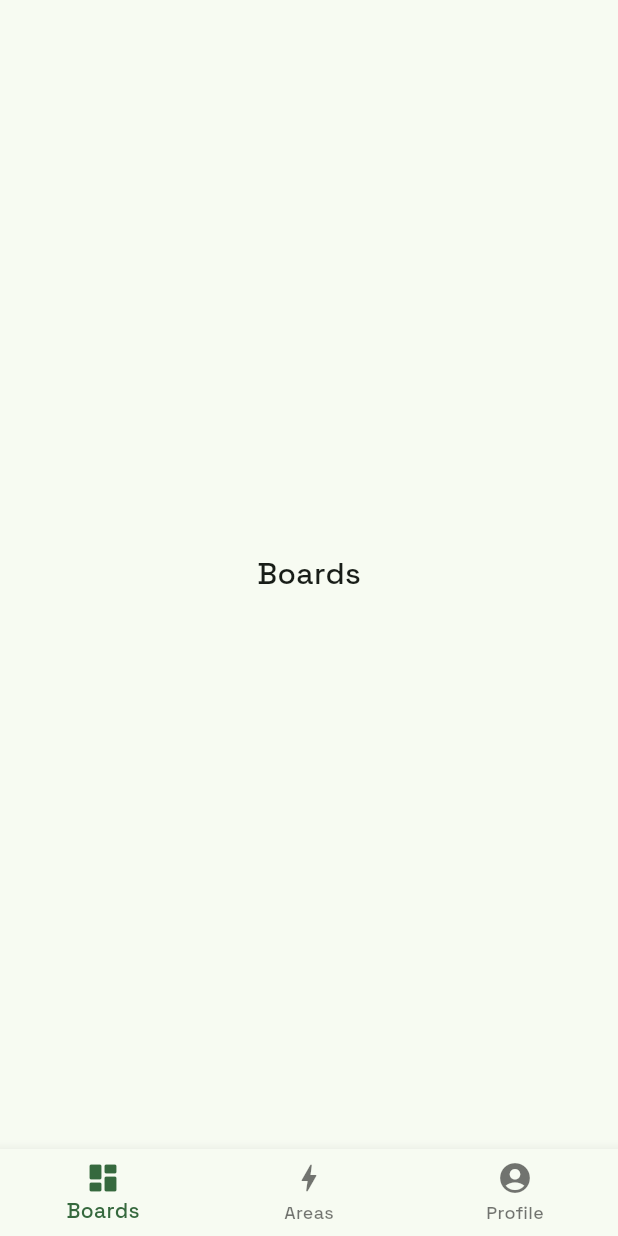
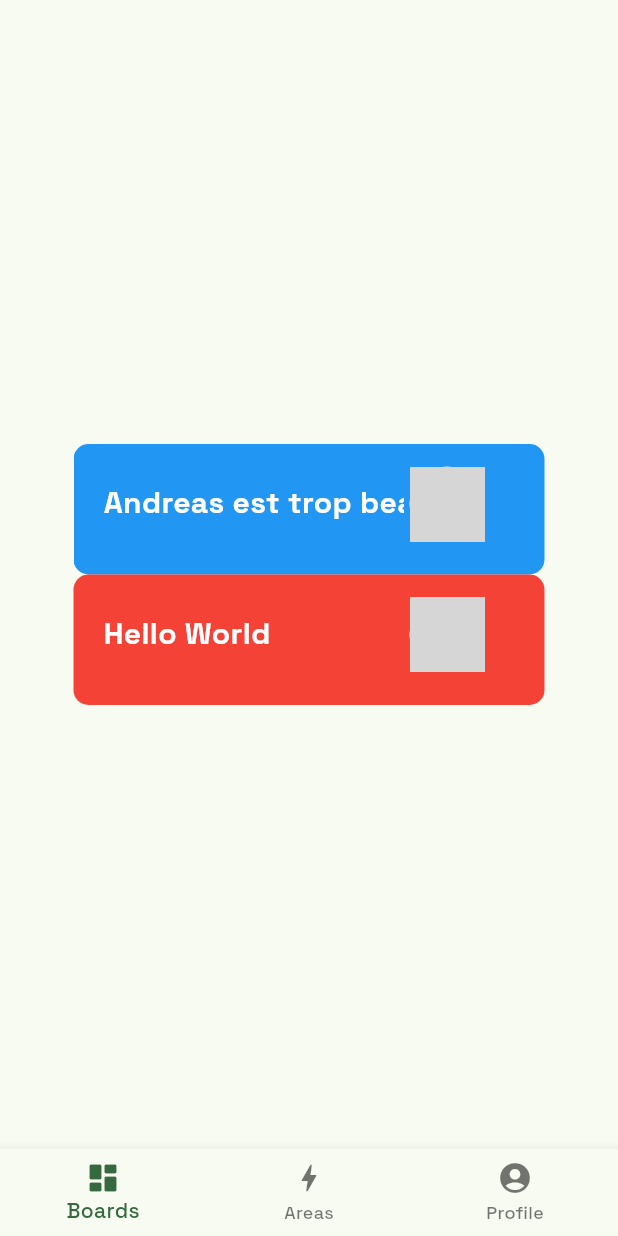
Before and after one commit to azeuio/area, a Flutter app: the screen it shows after launch, on a phone screen of 412 x 824 dp. Run offline on Flutter 3.47's test engine with Material 3 defaults, Android fonts, the light colour scheme and no system bars; drawn by our look-alikes of marquee; our stand-ins replace google_fonts; network calls fail; grey boxes are pictures that could not be loaded.

Commit message:
feat(mobile): implement brick button (#79)
* chore: add brick button svg

* feat(mobile): implement Brick Button with Marquee

* build(mobile): add marquee & flutter svg to the dependencies

* feat(mobile): modify the form of the button

* fix(mobile): display of the marquee in the brick button

* feat(mobile): add a white circle behind the logo in the brick button

```diff
--- a/area_mobile/lib/views/boards_view.dart
+++ b/area_mobile/lib/views/boards_view.dart
@@ -1,13 +1,34 @@
 import 'package:flutter/material.dart';
+import 'package:area_mobile/widgets/brick_button.dart';
 
 class BoardsPage extends StatelessWidget {
-  const BoardsPage({super.key});
+  const BoardsPage({Key? key}) : super(key: key);
 
   @override
   Widget build(BuildContext context) {
-    return const Scaffold(
-      body: Center(
-        child: Text('Boards'),
+    return Scaffold(
+        body: Center(
+        child: Column(
+          mainAxisAlignment: MainAxisAlignment.center,
+          children: [
+            BrickButton(
+              color: Colors.blue,
+              text: "Andreas est trop beau",
+              logo: "https://www.freepnglogos.com/uploads/spotify-logo-png/spotify-download-logo-30.png",
+              onPressed: () {
+                print("Blue");
+              },
+            ),
+            BrickButton(
+              color: Colors.red,
+              text: "Hello World",
+              logo: "https://www.freepnglogos.com/uploads/spotify-logo-png/spotify-download-logo-30.png",
+              onPressed: () {
+                print("Red");
+              },
+            ),
+          ],
+        ),
       ),
     );
   }
--- /dev/null
+++ b/area_mobile/lib/widgets/brick_button.dart
@@ -0,0 +1,82 @@
+import 'package:flutter/material.dart';
+import 'package:marquee/marquee.dart';
+
+class BrickButton extends StatelessWidget {
+  final Color color;
+  final String text;
+  final Color textColor = Colors.white;
+  final String logo;
+  final VoidCallback onPressed;
+
+  const BrickButton({
+    Key? key,
+    required this.color,
+    required this.text,
+    required this.logo,
+    required this.onPressed,
+  }) : super(key: key);
+
+  @override
+  Widget build(BuildContext context) {
+    return GestureDetector(
+      onTap: () {
+        onPressed();
+      },
+      child: Stack(
+        alignment: Alignment.center,
+        children: [
+          Container(
+            width: 314,
+            height: 87,
+            decoration: BoxDecoration(
+              borderRadius: BorderRadius.circular(10),
+              color: color,
+            ),
+          ),
+          Positioned(
+            left: 20,
+            top: 25,
+            child: text.length < 17
+                ? Text(
+                    text,
+                    style: TextStyle(
+                      color: textColor,
+                      fontSize: 20,
+                      fontWeight: FontWeight.bold,
+                    ),
+                  )
+                : SizedBox(
+                    height: 87,
+                    width: 200,
+                    child: Marquee(
+                      text: text,
+                      style: TextStyle(
+                        color: textColor,
+                        fontSize: 20,
+                        fontWeight: FontWeight.bold,
+                      ),
+                      scrollAxis: Axis.horizontal,
+                      crossAxisAlignment: CrossAxisAlignment.start,
+                      blankSpace: 50.0,
+                      velocity: 50.0,
+                    ),
+                  ),
+          ),
+          Positioned(
+            right: 40,
+            top: 15,
+            child: Container(
+              width: 50,
+              height: 50,
+              decoration: const BoxDecoration(
+                shape: BoxShape.circle,
+                color: Colors.white,
+              ),
+              child: Image.network(logo),
+            ),
+          ),
+        ],
+      ),
+    );
+  }
+}
--- a/area_mobile/pubspec.yaml
+++ b/area_mobile/pubspec.yaml
@@ -36,6 +36,9 @@ dependencies:
   # Use with the CupertinoIcons class for iOS style icons.
   cupertino_icons: ^1.0.2
   google_fonts: ^6.1.0
+  marquee: ^2.2.3
+  flutter_svg: ^2.0.9
+  path_parsing: ^1.0.1
 
 dev_dependencies:
   flutter_test:
```
Also changed, not shown: area_mobile/assets/brick_button.svg (added), area_mobile/pubspec.lock, 2 other files.
